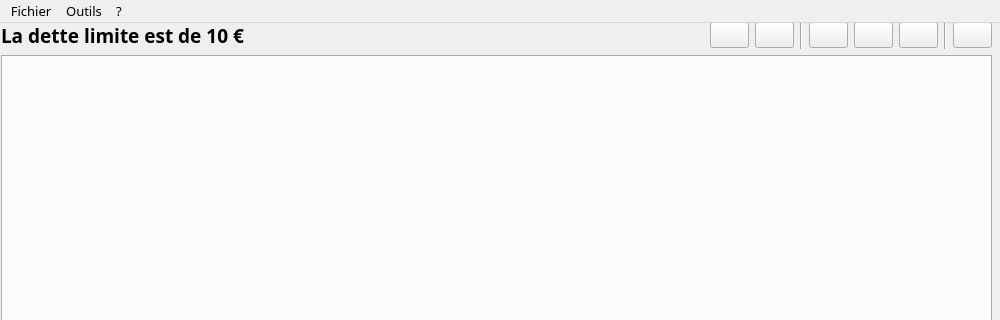
The window that mainwindow.ui (JT117/KFet) describes before a commit, drawn with Qt 5; both pictures show x 0 to 1000 and y 0 to 320 of the 1000 by 710 pixel window.
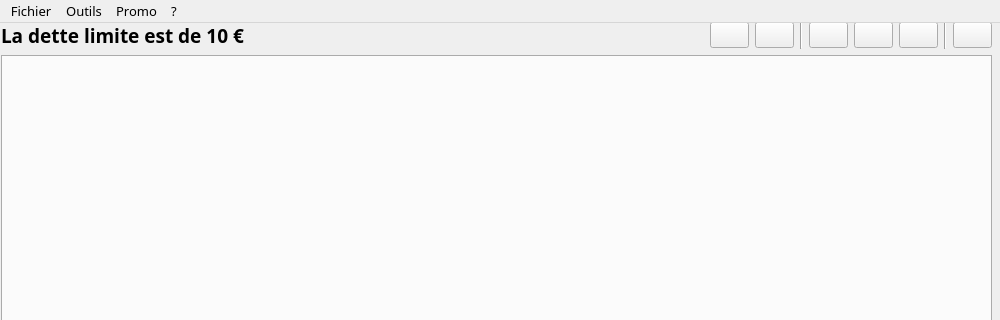
The same window after the commit.

```diff
--- a/mainwindow.ui
+++ b/mainwindow.ui
@@ -271,7 +271,7 @@
      <x>0</x>
      <y>0</y>
      <width>1000</width>
-     <height>21</height>
+     <height>26</height>
     </rect>
    </property>
    <widget class="QMenu" name="menuFichier">
@@ -296,8 +296,15 @@
     </property>
     <addaction name="actionA_propros"/>
    </widget>
+   <widget class="QMenu" name="menuPromo">
+    <property name="title">
+     <string>Promo</string>
+    </property>
+    <addaction name="actionPromo_UP"/>
+   </widget>
    <addaction name="menuFichier"/>
    <addaction name="menuOutils"/>
+   <addaction name="menuPromo"/>
    <addaction name="menu"/>
   </widget>
   <widget class="QStatusBar" name="statusbar"/>
```
Left out of the diff: 5 changed lines with no effect on the pictures.
